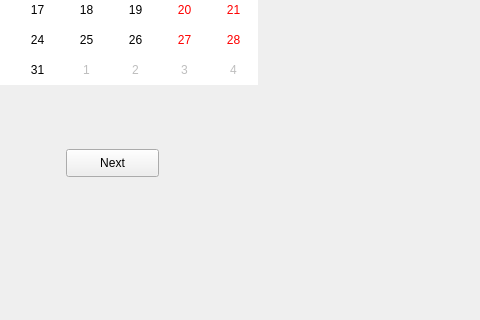
First picture: the form in appointment.ui, repository iMPERIAL18/sanidhya_dental_care, before the edit; both pictures show x 304 to 784 and y 301 to 621 of the 784 by 621 pixel window.
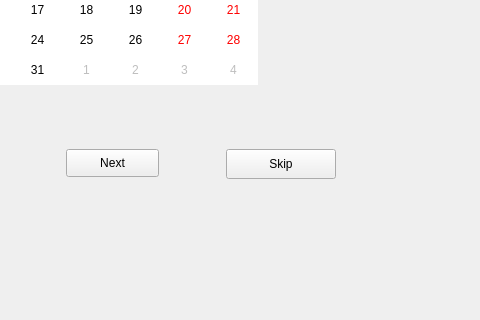
Second picture: the form after the edit. Icons and pictures are not drawn.

Commit message: added icon in all ui files and skip button in some ui files

The edit to the form file:
```diff
--- a/appointment.ui
+++ b/appointment.ui
@@ -67,6 +67,19 @@
     <string>Next</string>
    </property>
   </widget>
+  <widget class="QPushButton" name="skipButton">
+   <property name="geometry">
+    <rect>
+     <x>530</x>
+     <y>450</y>
+     <width>110</width>
+     <height>30</height>
+    </rect>
+   </property>
+   <property name="text">
+    <string>Skip</string>
+   </property>
+  </widget>
  </widget>
  <resources/>
  <connections/>
```
Left out of the diff: 4 changed lines with no effect on the pictures. The commit also changes 7 other files.
